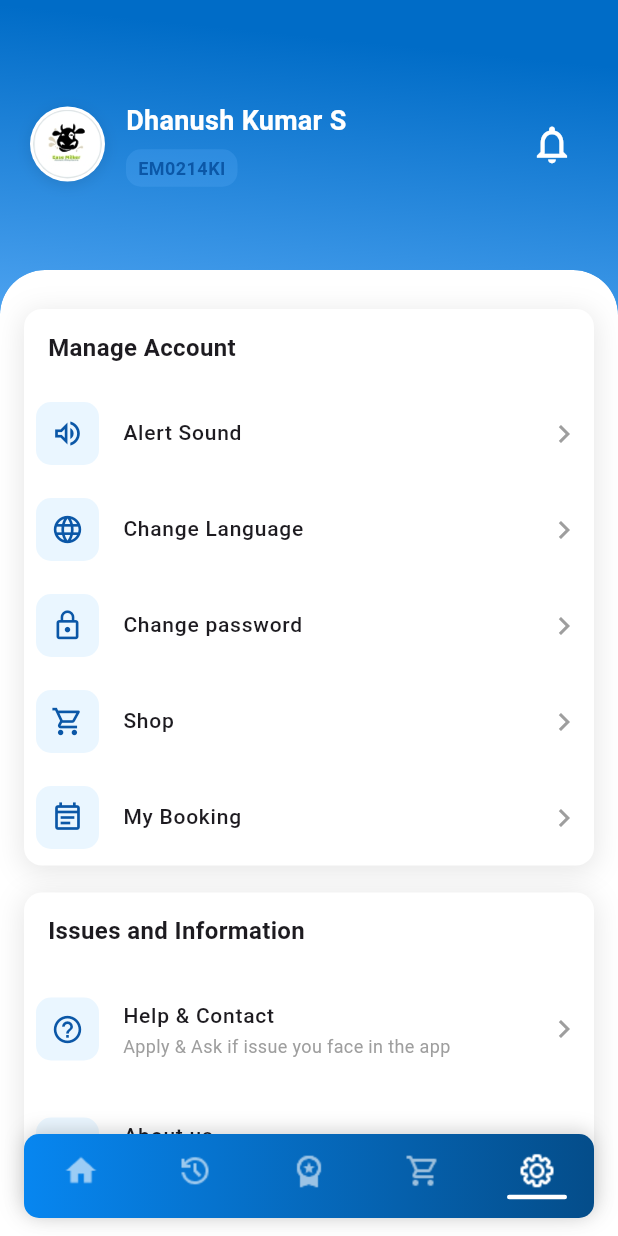
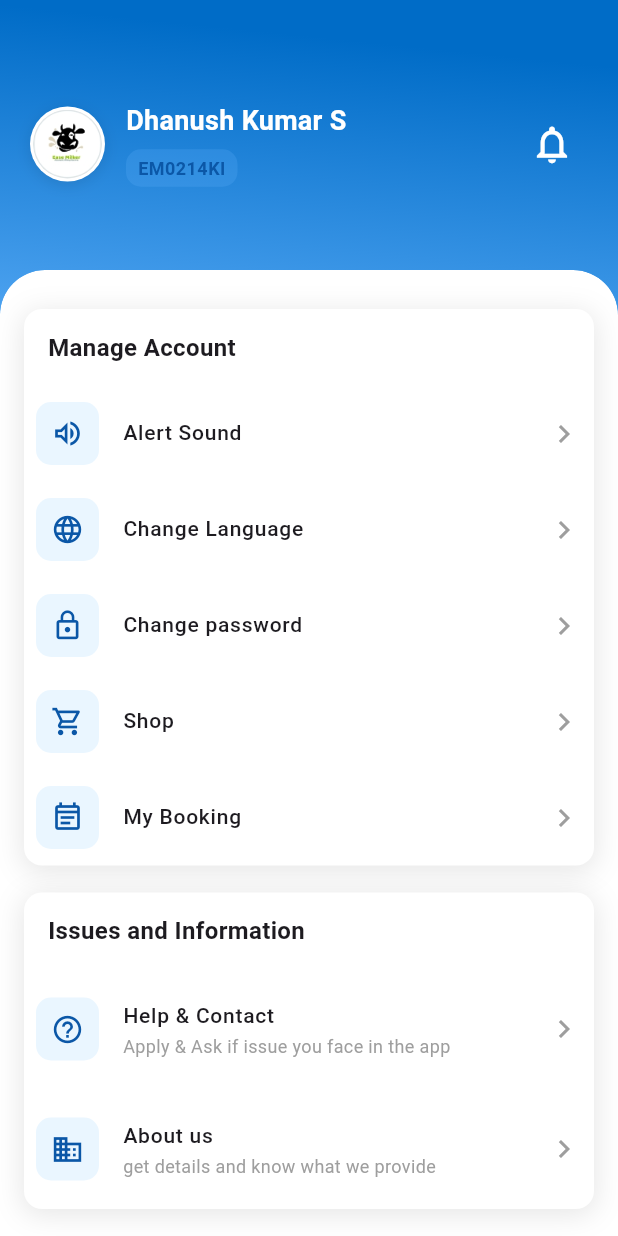
Before and after one commit to Raghul799/EaseMilker-App, a Flutter app: the SettingsPage screen opened by its route, on a phone screen of 412 x 824 dp. Run offline on Flutter 3.47's test engine with Material 3 defaults, Android fonts, the phone set to English and light mode, and no system bars; our stand-ins replace shared_preferences; accounts and stored records are empty.

Commit message:
Fix duplicate navbar issue in settings page

```diff
--- a/lib/Settings page/settings_page.dart
+++ b/lib/Settings page/settings_page.dart
@@ -1,6 +1,5 @@
 import 'package:flutter/material.dart';
 import '../widgets/top_header.dart';
-import '../NavBar/navbar.dart';
 import '../Home page/home_page.dart';
 import '../Shop page/booking_page.dart';
 import '../login/login_page.dart';
@@ -110,9 +109,6 @@ class SettingsPage extends StatelessWidget {
                       ),
                     ),
                     child: SingleChildScrollView(
-                      padding: EdgeInsets.only(
-                        bottom: 90 + MediaQuery.of(context).padding.bottom,
-                      ),
                       child: Padding(
                         padding: const EdgeInsets.symmetric(
                           horizontal: 16,
@@ -451,30 +447,6 @@ class SettingsPage extends StatelessWidget {
               ),
             ],
           ),
-
-          // Bottom Navigation Bar
-          Positioned(
-            left: 0,
-            right: 0,
-            bottom: 0,
-            child: AppNavBar(
-              selectedIndex: 4, // Settings tab selected
-              onTap: (index) {
-                if (index == 4) {
-                  // Already on settings page, do nothing
-                  return;
-                } else {
-                  // Navigate to HomePage with the selected tab index
-                  Navigator.pushReplacement(
-                    context,
-                    MaterialPageRoute(
-                      builder: (context) => HomePage(initialIndex: index),
-                    ),
-                  );
-                }
-              },
-            ),
-          ),
         ],
       ),
     );
```
